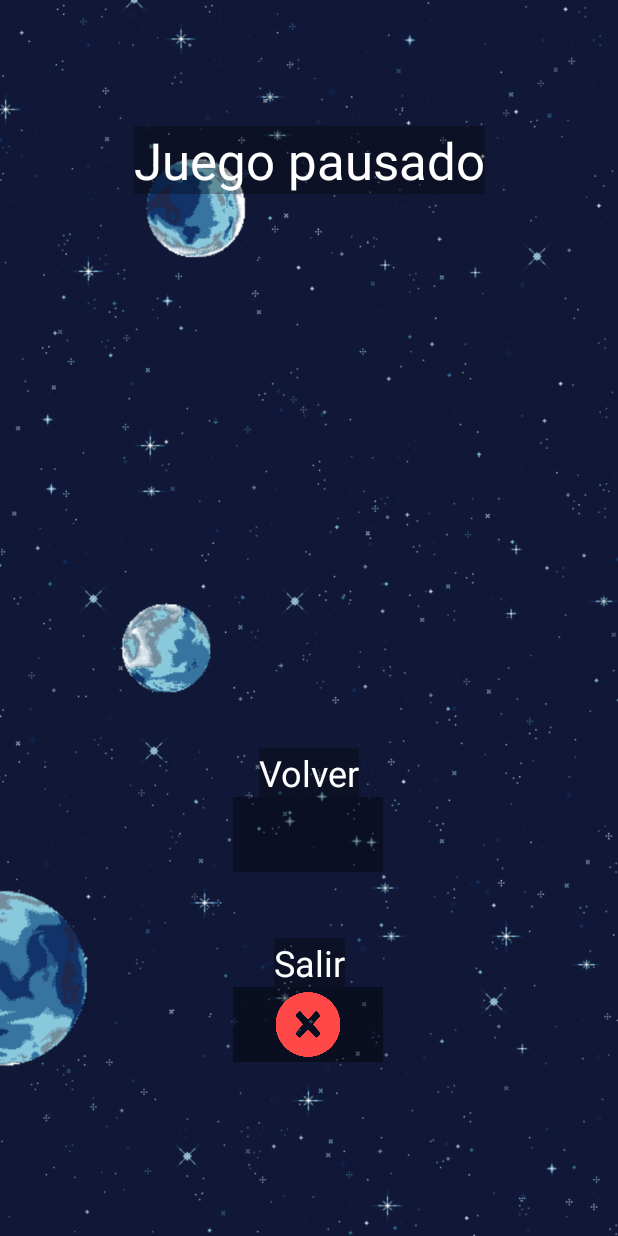
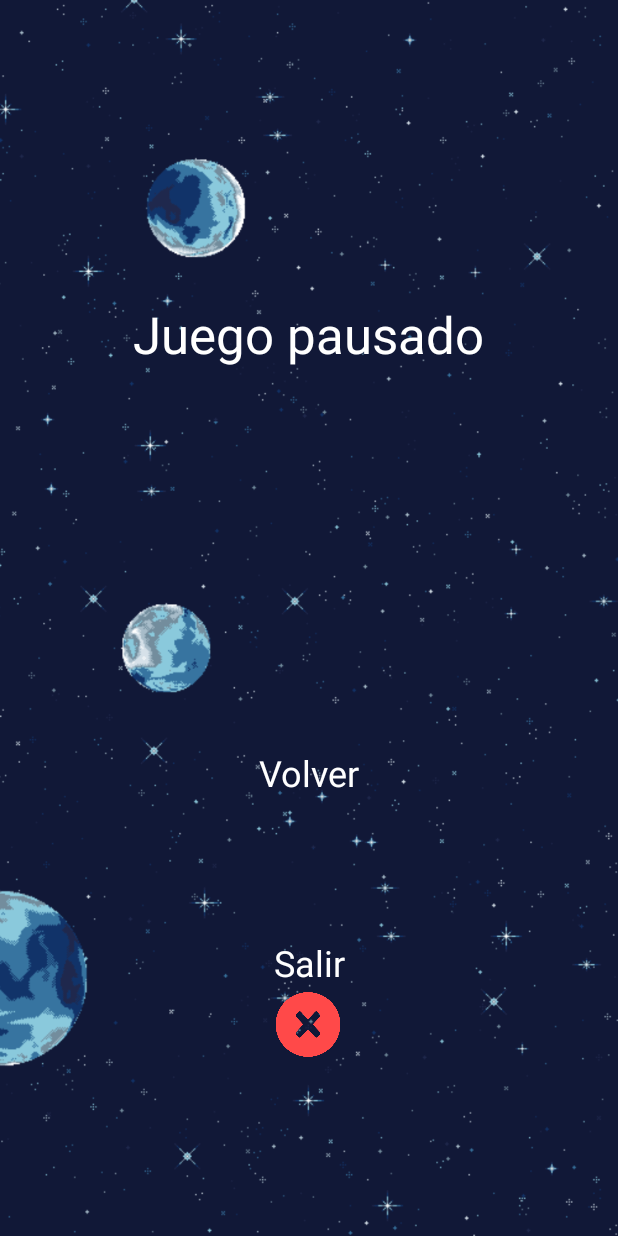
Before and after one commit to adrianmrt/SpaceTroopers, an Android app: the fragment PauseMenuFragment placed in its activity, on a phone screen of 412 x 824 dp. Run offline under Robolectric (Android 15) with nearby library versions, the phone set to English and light mode, and no system bars; Roboto replaces fonts that are not available here.

Commit message:
Pausa un poco mejor y timers aumentados

```diff
--- a/Scaffold15/app/src/main/java/dadm/scaffold/space/GameController.java
+++ b/Scaffold15/app/src/main/java/dadm/scaffold/space/GameController.java
@@ -13,8 +13,8 @@ import dadm.scaffold.space.upgrades.UpgradeHealth;
 
 public class GameController extends GameObject {
 
-    private static final int TIME_BETWEEN_ASTEROIDS = 1000;
-    private static final int TIME_BETWEEN_ENEMIES = 8000;
+    private static final int TIME_BETWEEN_ASTEROIDS = 3000;
+    private static final int TIME_BETWEEN_ENEMIES = 14000;
     private static final int TIME_BETWEEN_FIREUPGRADES = 10000; //Final = 10000
     private static final int TIME_BETWEEN_HEALTHUPGRADES = 12000; //Final 12000
 
--- a/Scaffold15/app/src/main/res/layout/fragment_pause_menu.xml
+++ b/Scaffold15/app/src/main/res/layout/fragment_pause_menu.xml
@@ -33,14 +33,15 @@
             android:id="@+id/PausedText"
             android:layout_width="wrap_content"
             android:layout_height="45dp"
-            android:layout_marginTop="84dp"
-            android:background="#4D000000"
+            android:layout_marginTop="200dp"
+            android:background="#00000000"
             android:lineSpacingExtra="8sp"
             android:text="Juego pausado"
             android:textAppearance="@style/TextAppearance.AppCompat.Display1"
             android:textColor="#FFFFFF"
             android:textSize="34sp"
             app:layout_constraintEnd_toEndOf="parent"
+            app:layout_constraintHorizontal_bias="0.497"
             app:layout_constraintStart_toStartOf="parent"
             app:layout_constraintTop_toTopOf="parent" />
 
@@ -49,7 +50,7 @@
             android:layout_width="100dp"
             android:layout_height="50dp"
             android:layout_marginBottom="44dp"
-            android:background="#5B000000"
+            android:background="#00000000"
             android:contentDescription="@string/resume"
             android:scaleType="fitCenter"
             app:layout_constraintBottom_toTopOf="@+id/textView2"
@@ -62,7 +63,7 @@
             android:id="@+id/textView"
             android:layout_width="wrap_content"
             android:layout_height="wrap_content"
-            android:background="#4D000000"
+            android:background="#00000000"
             android:text="Volver"
             android:textColor="#FFFFFF"
             android:textSize="24sp"
@@ -76,7 +77,7 @@
             android:id="@+id/textView2"
             android:layout_width="wrap_content"
             android:layout_height="wrap_content"
-            android:background="#4D000000"
+            android:background="#00000000"
             android:text="Salir"
             android:textColor="#FFFFFF"
             android:textSize="24sp"
@@ -89,7 +90,7 @@
             android:layout_width="100dp"
             android:layout_height="50dp"
             android:layout_marginBottom="116dp"
-            android:background="#66000000"
+            android:background="#00000000"
             android:contentDescription="@string/exit"
             android:scaleType="fitCenter"
             android:src="@drawable/close_icon"
```
